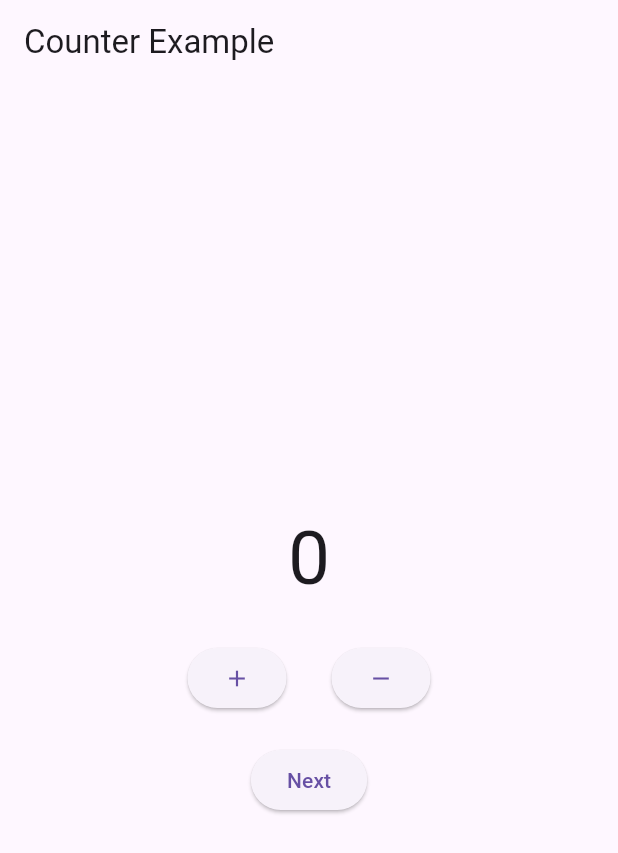
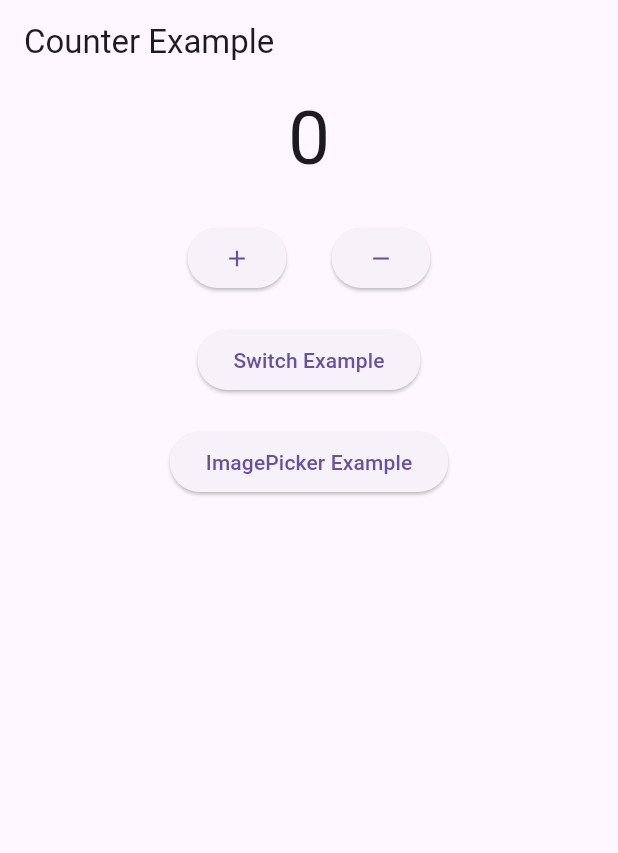
Before and after one commit to MuhammadHassan24/BlocsCources, a Flutter app: the screen it shows after launch, on a phone screen of 412 x 824 dp. Shown: the top 853 px of the screen. Run offline on Flutter 3.47's test engine with Material 3 defaults, Android fonts, the phone set to English and light mode, and no system bars; our stand-ins replace bloc, equatable, flutter_bloc, image_picker.

Commit message:
Image Picker Example Complete

```diff
--- /dev/null
+++ b/lib/bloc/imagepicker/imagepicker_bloc.dart
@@ -0,0 +1,23 @@
+import 'package:bloc_counter_app/bloc/imagepicker/imagepicker_event.dart';
+import 'package:bloc_counter_app/bloc/imagepicker/imagepicker_state.dart';
+import 'package:bloc_counter_app/utils/image_picker_utils.dart';
+import 'package:flutter_bloc/flutter_bloc.dart';
+import 'package:image_picker/image_picker.dart';
+
+class ImagePickerBloc extends Bloc<ImagePickerEvent, ImagePickerState> {
+  final ImagePickerUtils imagePickerUtils;
+  ImagePickerBloc(this.imagePickerUtils) : super(ImagePickerState()) {
+    on<CameraCapture>(cameraCapture);
+    on<GalleryPicker>(galleryPicker);
+  }
+
+  cameraCapture(CameraCapture event, Emitter<ImagePickerState> emit) async {
+    final XFile? file = await imagePickerUtils.pickwithCamera();
+    emit(state.copyWith(file: file));
+  }
+
+  galleryPicker(GalleryPicker event, Emitter<ImagePickerState> emit) async {
+    final XFile? file = await imagePickerUtils.pickwithGallery();
+    emit(state.copyWith(file: file));
+  }
+}
--- /dev/null
+++ b/lib/bloc/imagepicker/imagepicker_event.dart
@@ -0,0 +1,10 @@
+import 'package:equatable/equatable.dart';
+
+abstract class ImagePickerEvent extends Equatable {
+  @override
+  List<Object> get props => [];
+}
+
+class CameraCapture extends ImagePickerEvent {}
+
+class GalleryPicker extends ImagePickerEvent {}
--- /dev/null
+++ b/lib/bloc/imagepicker/imagepicker_state.dart
@@ -0,0 +1,14 @@
+import 'package:equatable/equatable.dart';
+import 'package:image_picker/image_picker.dart';
+
+class ImagePickerState extends Equatable {
+  final XFile? file;
+  const ImagePickerState({this.file});
+
+  ImagePickerState copyWith({XFile? file}) {
+    return ImagePickerState(file: file ?? this.file);
+  }
+
+  @override
+  List<Object?> get props => [file];
+}
--- a/lib/main.dart
+++ b/lib/main.dart
@@ -1,6 +1,8 @@
 import 'package:bloc_counter_app/bloc/counter/counter_bloc.dart';
+import 'package:bloc_counter_app/bloc/imagepicker/imagepicker_bloc.dart';
 import 'package:bloc_counter_app/bloc/switch/switch_bloc.dart';
 import 'package:bloc_counter_app/ui/counter_page.dart';
+import 'package:bloc_counter_app/utils/image_picker_utils.dart';
 import 'package:flutter/material.dart';
 import 'package:flutter_bloc/flutter_bloc.dart';
 
@@ -18,6 +20,7 @@ class MyApp extends StatelessWidget {
       providers: [
         BlocProvider(create: (context) => CounterBloc()),
         BlocProvider(create: (context) => SwitchBloc()),
+        BlocProvider(create: (context) => ImagePickerBloc(ImagePickerUtils())),
       ],
       child: BlocProvider(
         create: (context) => SwitchBloc(),
--- a/lib/ui/counter_page.dart
+++ b/lib/ui/counter_page.dart
@@ -1,6 +1,7 @@
 import 'package:bloc_counter_app/bloc/counter/counter_bloc.dart';
 import 'package:bloc_counter_app/bloc/counter/counter_event.dart';
 import 'package:bloc_counter_app/bloc/counter/counter_state.dart';
+import 'package:bloc_counter_app/ui/image_picker_page.dart';
 import 'package:bloc_counter_app/ui/switch_page.dart';
 import 'package:flutter/material.dart';
 import 'package:flutter_bloc/flutter_bloc.dart';
@@ -12,20 +13,20 @@ class CounterPage extends StatelessWidget {
   Widget build(BuildContext context) {
     return Scaffold(
       appBar: AppBar(title: Text("Counter Example")),
-      body: Column(
+      body: SingleChildScrollView(
+        child: Center(
+          child: Column(
             spacing: 20,
             mainAxisAlignment: MainAxisAlignment.center,
 
             children: [
-          Center(
-            child: BlocBuilder<CounterBloc, CounterState>(
+              BlocBuilder<CounterBloc, CounterState>(
                 builder: (context, state) {
                   return Text(
                     state.counter.toString(),
                     style: TextStyle(fontSize: 50, fontWeight: FontWeight.w400),
                   );
                 },
-            ),
               ),
 
               Row(
@@ -53,9 +54,20 @@ class CounterPage extends StatelessWidget {
                     MaterialPageRoute(builder: (context) => SwitchPage()),
                   );
                 },
-            child: Text("Next"),
+                child: Text("Switch Example"),
+              ),
+              ElevatedButton(
+                onPressed: () {
+                  Navigator.push(
+                    context,
+                    MaterialPageRoute(builder: (context) => ImagePickerPage()),
+                  );
+                },
+                child: Text("ImagePicker Example"),
               ),
             ],
+          ),
+        ),
       ),
     );
   }
--- /dev/null
+++ b/lib/utils/image_picker_utils.dart
@@ -0,0 +1,19 @@
+import 'package:image_picker/image_picker.dart';
+
+class ImagePickerUtils {
+  final ImagePicker _imagePicker = ImagePicker();
+
+  Future<XFile?> pickwithCamera() async {
+    final XFile? file = await _imagePicker.pickImage(
+      source: ImageSource.camera,
+    );
+    return file;
+  }
+
+  Future<XFile?> pickwithGallery() async {
+    final XFile? file = await _imagePicker.pickImage(
+      source: ImageSource.gallery,
+    );
+    return file;
+  }
+}
```
Also changed, not shown: lib/ui/image_picker_page.dart (added, +56 -0 lines), lib/ui/switch_page.dart (+10 -4 lines). Lines whose indentation alone changed are shown as unchanged.
